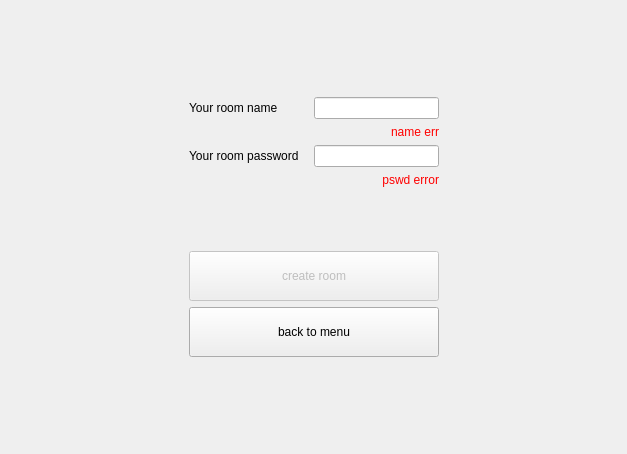
The window that HiddenChess/RoomCreationWidget.ui (Nekttuman/HiddenChess) describes before a commit, drawn with Qt 5.
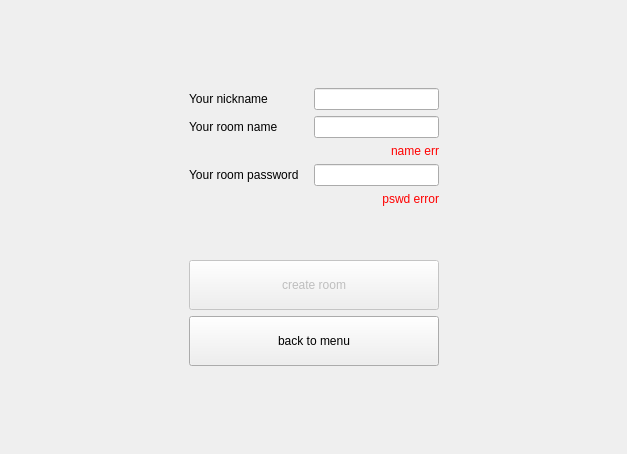
The same window after the commit.

Diff of the .ui file:
```diff
--- a/HiddenChess/RoomCreationWidget.ui
+++ b/HiddenChess/RoomCreationWidget.ui
@@ -29,62 +29,7 @@
    <property name="bottomMargin">
     <number>40</number>
    </property>
-   <item row="6" column="0">
-    <spacer name="horizontalSpacer">
-     <property name="orientation">
-      <enum>Qt::Horizontal</enum>
-     </property>
-     <property name="sizeHint" stdset="0">
-      <size>
-       <width>40</width>
-       <height>20</height>
-      </size>
-     </property>
-    </spacer>
-   </item>
-   <item row="7" column="1">
-    <widget class="QPushButton" name="backToMenuButton">
-     <property name="sizePolicy">
-      <sizepolicy hsizetype="Minimum" vsizetype="Minimum">
-       <horstretch>0</horstretch>
-       <verstretch>0</verstretch>
-      </sizepolicy>
-     </property>
-     <property name="minimumSize">
-      <size>
-       <width>250</width>
-       <height>50</height>
-      </size>
-     </property>
-     <property name="maximumSize">
-      <size>
-       <width>430</width>
-       <height>65</height>
-      </size>
-     </property>
-     <property name="text">
-      <string>back to menu</string>
-     </property>
-    </widget>
-   </item>
-   <item row="1" column="1">
-    <layout class="QHBoxLayout" name="horizontalLayout" stretch="1,1">
-     <property name="spacing">
-      <number>0</number>
-     </property>
-     <item>
-      <widget class="QLabel" name="label">
-       <property name="text">
-        <string>Your room name</string>
-       </property>
-      </widget>
-     </item>
-     <item>
-      <widget class="QLineEdit" name="roomNameLineEdit"/>
-     </item>
-    </layout>
-   </item>
-   <item row="6" column="1">
+   <item row="11" column="1">
     <widget class="QPushButton" name="createRoomButton">
      <property name="enabled">
       <bool>false</bool>
@@ -131,7 +76,24 @@
      </property>
     </spacer>
    </item>
-   <item row="3" column="1">
+   <item row="6" column="1">
+    <layout class="QHBoxLayout" name="horizontalLayout" stretch="1,1">
+     <property name="spacing">
+      <number>0</number>
+     </property>
+     <item>
+      <widget class="QLabel" name="label">
+       <property name="text">
+        <string>Your room name</string>
+       </property>
+      </widget>
+     </item>
+     <item>
+      <widget class="QLineEdit" name="roomNameLineEdit"/>
+     </item>
+    </layout>
+   </item>
+   <item row="8" column="1">
     <layout class="QHBoxLayout" name="horizontalLayout_2" stretch="1,1">
      <property name="spacing">
       <number>0</number>
@@ -148,7 +110,7 @@
      </item>
     </layout>
    </item>
-   <item row="5" column="1">
+   <item row="10" column="1">
     <spacer name="verticalSpacer_3">
      <property name="orientation">
       <enum>Qt::Vertical</enum>
@@ -161,7 +123,7 @@
      </property>
     </spacer>
    </item>
-   <item row="6" column="2">
+   <item row="11" column="3">
     <spacer name="horizontalSpacer_2">
      <property name="orientation">
       <enum>Qt::Horizontal</enum>
@@ -174,7 +136,7 @@
      </property>
     </spacer>
    </item>
-   <item row="8" column="1">
+   <item row="13" column="1">
     <spacer name="verticalSpacer">
      <property name="orientation">
       <enum>Qt::Vertical</enum>
@@ -187,7 +149,7 @@
      </property>
     </spacer>
    </item>
-   <item row="2" column="1">
+   <item row="7" column="1">
     <widget class="QLabel" name="roomNameErrorLabel">
      <property name="styleSheet">
       <string notr="true">color:red;</string>
@@ -200,7 +162,7 @@
      </property>
     </widget>
    </item>
-   <item row="4" column="1">
+   <item row="9" column="1">
     <widget class="QLabel" name="roomPswdErrorLabel">
      <property name="styleSheet">
       <string notr="true">color:red;</string>
@@ -213,6 +175,61 @@
      </property>
     </widget>
    </item>
+   <item row="5" column="1">
+    <layout class="QHBoxLayout" name="horizontalLayout_3" stretch="1,1">
+     <property name="spacing">
+      <number>0</number>
+     </property>
+     <item>
+      <widget class="QLabel" name="label_3">
+       <property name="text">
+        <string>Your nickname</string>
+       </property>
+      </widget>
+     </item>
+     <item>
+      <widget class="QLineEdit" name="nickLineEdit"/>
+     </item>
+    </layout>
+   </item>
+   <item row="11" column="0">
+    <spacer name="horizontalSpacer">
+     <property name="orientation">
+      <enum>Qt::Horizontal</enum>
+     </property>
+     <property name="sizeHint" stdset="0">
+      <size>
+       <width>40</width>
+       <height>20</height>
+      </size>
+     </property>
+    </spacer>
+   </item>
+   <item row="12" column="1">
+    <widget class="QPushButton" name="backToMenuButton">
+     <property name="sizePolicy">
+      <sizepolicy hsizetype="Minimum" vsizetype="Minimum">
+       <horstretch>0</horstretch>
+       <verstretch>0</verstretch>
+      </sizepolicy>
+     </property>
+     <property name="minimumSize">
+      <size>
+       <width>250</width>
+       <height>50</height>
+      </size>
+     </property>
+     <property name="maximumSize">
+      <size>
+       <width>430</width>
+       <height>65</height>
+      </size>
+     </property>
+     <property name="text">
+      <string>back to menu</string>
+     </property>
+    </widget>
+   </item>
   </layout>
  </widget>
  <layoutdefault spacing="6" margin="11"/>
```
